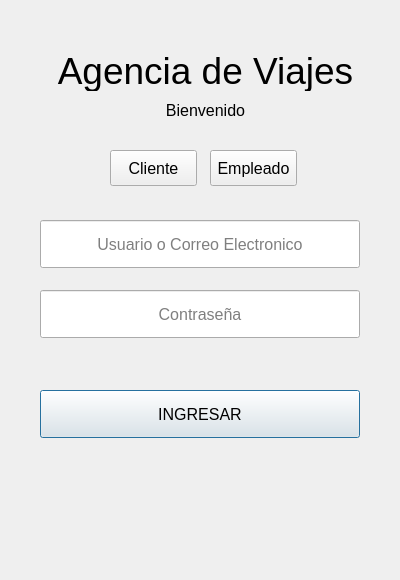
The window that assets/styles/Login.ui (Katalax3/AgenciaDeViajes_CRUD) describes before a commit, drawn with Qt 5.
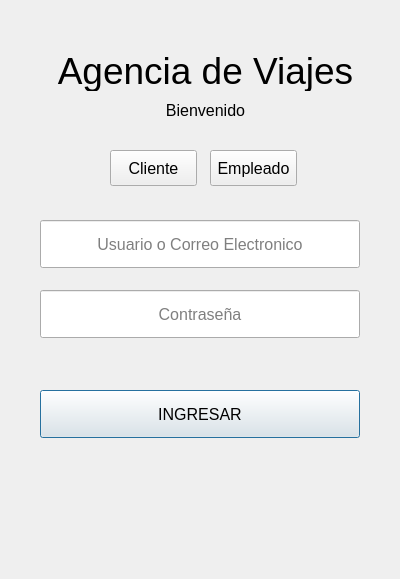
The same window after the commit.

What changed in the file:
```diff
--- a/assets/styles/Login.ui
+++ b/assets/styles/Login.ui
@@ -7,7 +7,7 @@
     <x>0</x>
     <y>0</y>
     <width>400</width>
-    <height>580</height>
+    <height>579</height>
    </rect>
   </property>
   <property name="windowTitle">
```
Left out of the diff: 16 changed lines with no effect on the pictures.
